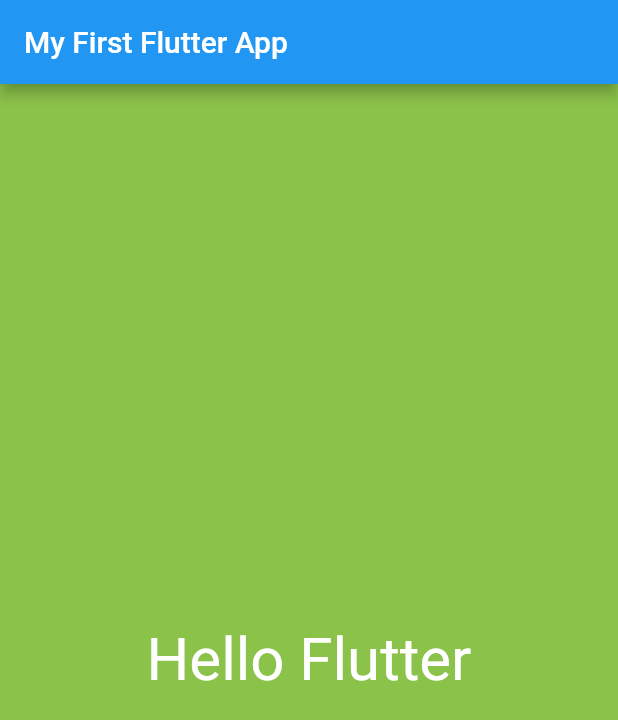
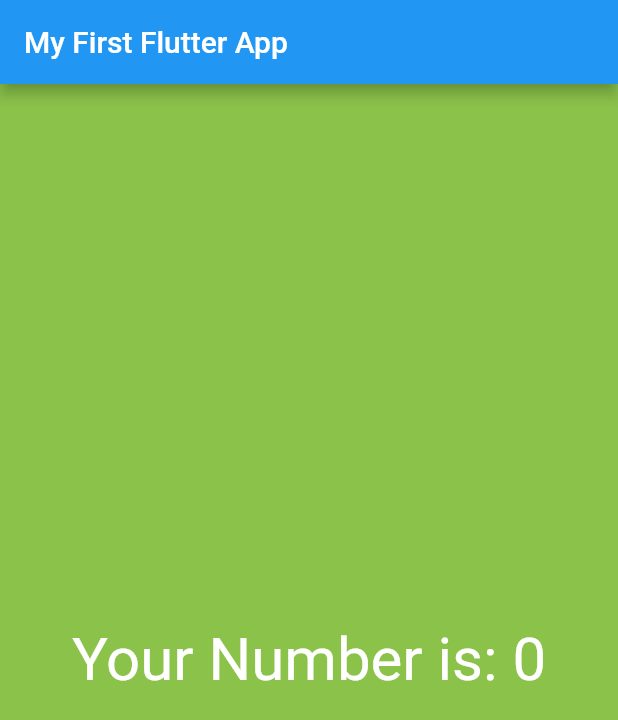
Before and after one commit to just2click/flutter_demo, a Flutter app: the screen it shows after launch, on a phone screen of 412 x 824 dp. Shown: the top 720 px of the screen. Run offline on Flutter 3.47's test engine with Material 2 defaults, Android fonts, the phone set to English and light mode, and no system bars.

```diff
--- a/flutter_app/lib/app_screens/home_screen.dart
+++ b/flutter_app/lib/app_screens/home_screen.dart
@@ -1,3 +1,5 @@
+import 'dart:math';
+
 import "package:flutter/material.dart";
 
 class HomePage extends StatelessWidget {
@@ -10,7 +12,7 @@ class HomePage extends StatelessWidget {
         child:
         Center(
             child: Text(
-              "Hello Flutter",
+              generateRandomNumber(),
               textDirection: TextDirection.ltr,
               style: TextStyle(color: Colors.white, fontSize: 40.0),
             )
@@ -18,4 +20,12 @@ class HomePage extends StatelessWidget {
     );
     throw UnimplementedError();
   }
+
+  String generateRandomNumber () {
+    var random = Random();
+
+    int randomNumber = random.nextInt(10);
+
+    return "Your Number is: $randomNumber";
+  }
 }
```
